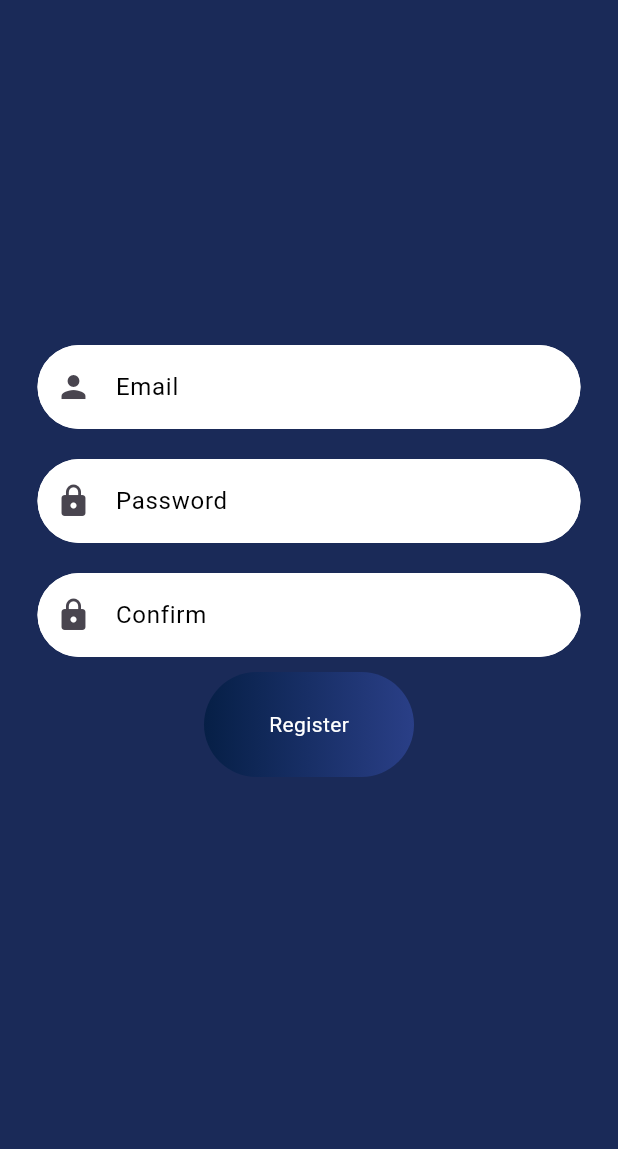
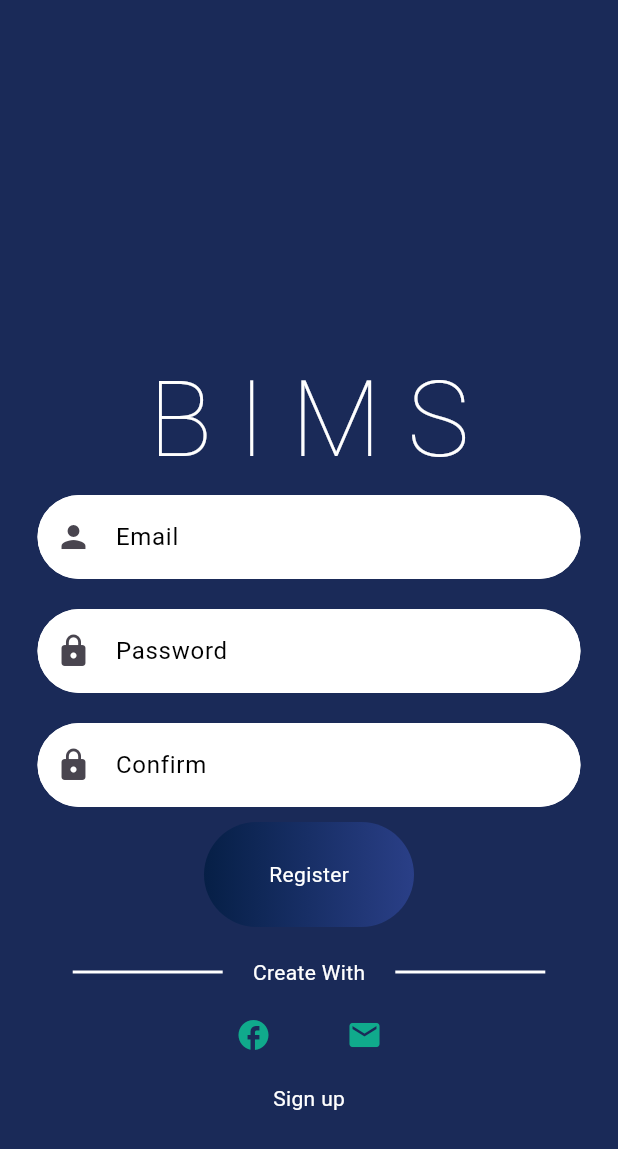
Before and after one commit to yahiko247/bimsInteg, a Flutter app: the RegisterPage screen opened directly, on a phone screen of 412 x 824 dp. Shown: the top 1149 px of the screen. Run offline on Flutter 3.47's test engine with Material 3 defaults, Android fonts, the phone set to English and light mode, and no system bars.

Commit message:
second commit

```diff
--- a/lib/components/pages/registerpage.dart
+++ b/lib/components/pages/registerpage.dart
@@ -1,3 +1,4 @@
+import 'package:bims/components/pages/loginpage.dart';
 import 'package:bims/components/registerbut.dart';
 import 'package:bims/components/textfield.dart';
 import 'package:flutter/material.dart';
@@ -24,6 +25,13 @@ class _RegisterPageState extends State<RegisterPage> {
               mainAxisAlignment: MainAxisAlignment.center,
               children: [
                 const SizedBox(height: 230),
+                const Text(
+                  'B I M S',
+                  style: TextStyle(
+                      color: Colors.white,
+                      fontWeight: FontWeight.w100,
+                      fontSize: 70),
+                ),
                 MyTextField(
                     controller: emailController,
                     icon: Icons.person,
@@ -42,7 +50,64 @@ class _RegisterPageState extends State<RegisterPage> {
                     hinText: 'Confirm',
                     obscuretext: true),
                 const SizedBox(height: 10),
-                RegisterButton(onTap: () {})
+                RegisterButton(onTap: () {}),
+                const SizedBox(height: 20),
+                Container(
+                  child: Row(
+                    mainAxisAlignment: MainAxisAlignment.center,
+                    children: [
+                      Container(
+                        width: 100,
+                        child: const Divider(
+                          color: Colors.white,
+                          thickness: 2,
+                        ),
+                      ),
+                      const SizedBox(width: 20),
+                      const Text(
+                        'Create With',
+                        style: TextStyle(color: Colors.white),
+                      ),
+                      const SizedBox(width: 20),
+                      Container(
+                        width: 100,
+                        child: const Divider(
+                          color: Colors.white,
+                          thickness: 2,
+                        ),
+                      )
+                    ],
+                  ),
+                ),
+                const SizedBox(
+                  height: 20,
+                ),
+                Container(
+                    child: const Row(
+                  mainAxisAlignment: MainAxisAlignment.center,
+                  children: [
+                    Icon(
+                      Icons.facebook,
+                      color: Color.fromRGBO(16, 170, 140, 1),
+                    ),
+                    SizedBox(width: 50),
+                    Icon(
+                      Icons.email,
+                      color: Color.fromRGBO(16, 170, 140, 1),
+                    )
+                  ],
+                )),
+                const SizedBox(height: 20),
+                GestureDetector(
+                  onTap: () {
+                    Navigator.push(context,
+                        MaterialPageRoute(builder: (context) => LoginPage()));
+                  },
+                  child: const Text(
+                    'Sign up',
+                    style: TextStyle(color: Colors.white),
+                  ),
+                )
               ],
             ),
           ))
```
